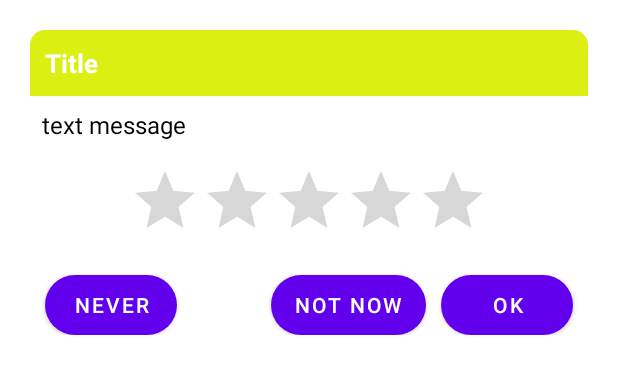
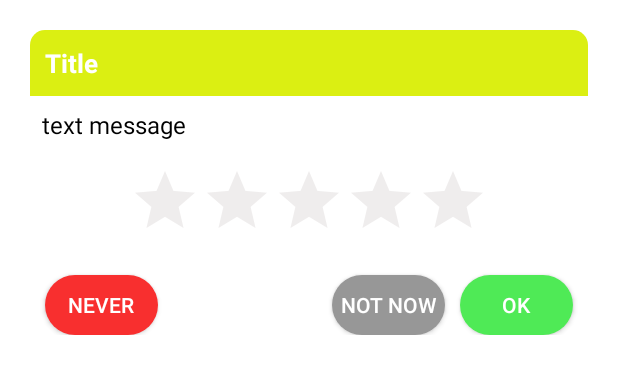
Before and after one commit to bonnjalal/Rate_My_App, an Android app: the layout layout_custom_dialog.xml on its own in the app's theme, with its tools: preview values and no code run, on a phone screen of 412 x 824 dp. Shown: the top 374 px of the screen. Run offline under Robolectric (Android 15) with nearby library versions, the phone set to English and light mode, and no system bars.

Commit message:
fix stars color

```diff
--- a/ratemyapp/build.gradle
+++ b/ratemyapp/build.gradle
@@ -48,9 +48,10 @@ afterEvaluate {
 dependencies {
 
     implementation 'androidx.core:core-ktx:1.7.0'
-    implementation 'androidx.appcompat:appcompat:1.4.0'
-    implementation 'com.google.android.material:material:1.4.0'
+    implementation 'androidx.appcompat:appcompat:1.4.1'
+    implementation 'com.google.android.material:material:1.5.0'
     testImplementation 'junit:junit:4.+'
+    implementation 'androidx.constraintlayout:constraintlayout:2.1.3'
     androidTestImplementation 'androidx.test.ext:junit:1.1.3'
     androidTestImplementation 'androidx.test.espresso:espresso-core:3.4.0'
 }
--- a/ratemyapp/src/main/res/layout/layout_custom_dialog.xml
+++ b/ratemyapp/src/main/res/layout/layout_custom_dialog.xml
@@ -63,9 +63,9 @@
             app:layout_constraintTop_toBottomOf="@+id/textMessage" />
     </androidx.constraintlayout.widget.ConstraintLayout>
 
-    <Button
+    <androidx.appcompat.widget.AppCompatButton
         android:id="@+id/buttonNotNow"
-        android:layout_width="0dp"
+        android:layout_width="75dp"
         android:layout_height="40dp"
         android:layout_marginEnd="10dp"
         android:layout_marginRight="10dp"
@@ -73,13 +73,14 @@
         android:text="Not Now"
         android:textColor="#FFFFFF"
         android:textSize="14sp"
+        android:gravity="center"
         app:layout_constraintBottom_toBottomOf="@id/layoutDialog"
         app:layout_constraintEnd_toStartOf="@id/buttonYes"
         app:layout_constraintTop_toBottomOf="@id/layoutDialog" />
 
-    <Button
+    <androidx.appcompat.widget.AppCompatButton
         android:id="@+id/buttonYes"
-        android:layout_width="0dp"
+        android:layout_width="75dp"
         android:layout_height="40dp"
         android:layout_marginEnd="10dp"
         android:layout_marginRight="10dp"
@@ -87,18 +88,20 @@
         android:text="Ok"
         android:textColor="#FFFFFF"
         android:textSize="14sp"
+        android:gravity="center"
         app:layout_constraintBottom_toBottomOf="@id/layoutDialog"
         app:layout_constraintEnd_toEndOf="@+id/layoutDialog"
         app:layout_constraintTop_toBottomOf="@id/layoutDialog" />
 
-    <Button
+    <androidx.appcompat.widget.AppCompatButton
         android:id="@+id/buttonNever"
-        android:layout_width="0dp"
+        android:layout_width="75dp"
         android:layout_height="40dp"
         android:layout_marginStart="10dp"
         android:layout_marginLeft="10dp"
         android:background="@drawable/never_button_background"
         android:text="Never"
+        android:gravity="center"
         android:textColor="#FFFFFF"
         android:textSize="14sp"
         app:layout_constraintBottom_toBottomOf="@+id/layoutDialog"
```
Also changed, not shown: ratemyapp/src/main/java/com/bonnjalal/rate_my_app/RateMyAppDialog.kt (+9 -3 lines), sampleapp/src/main/java/com/bonnjalal/ratemyappsample/MainActivity.kt (+11 -11 lines).
